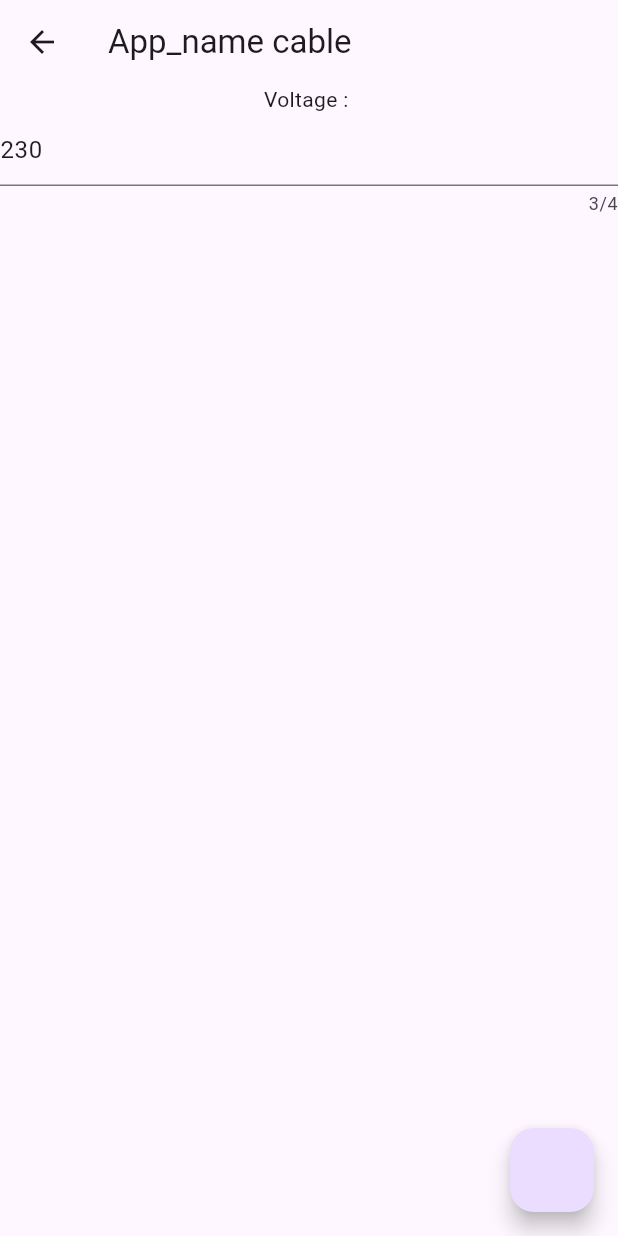
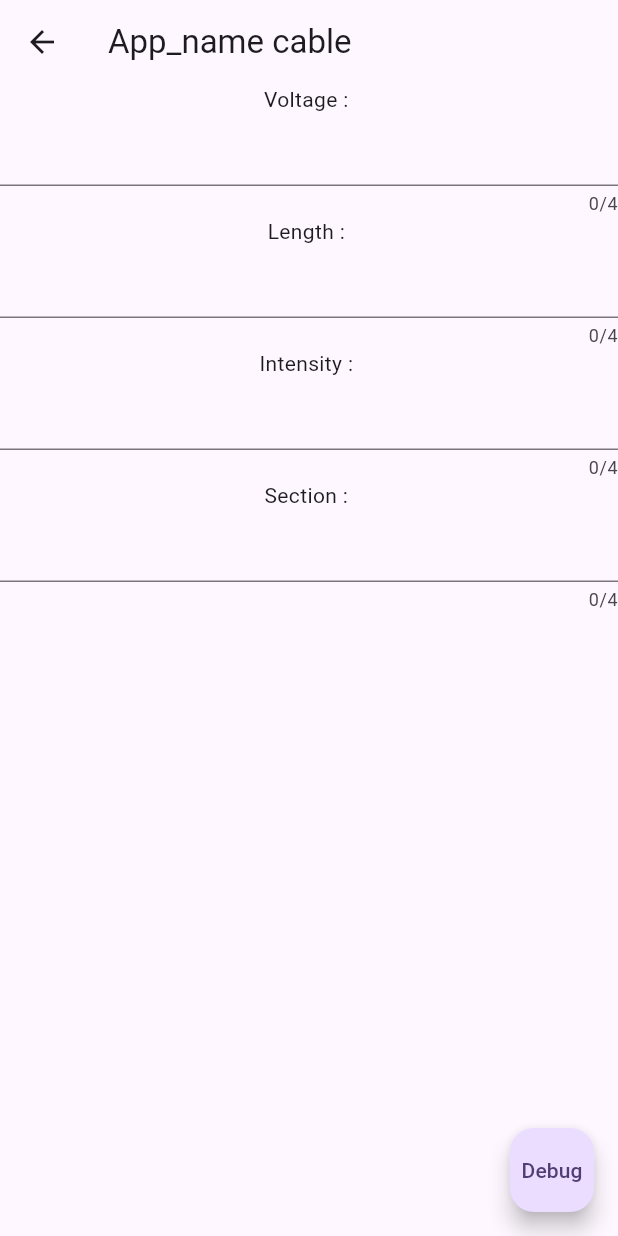
Before and after one commit to RobinAbela42/Abaque_app, a Flutter app: the screen it shows after launch, after a tap on "Section cable", on a phone screen of 412 x 824 dp. Run offline on Flutter 3.47's test engine with Material 3 defaults, Android fonts, the phone set to English and light mode, and no system bars.

Commit message:
Text input are working

```diff
--- a/lib/calculation/computeAbaque.dart
+++ b/lib/calculation/compute_abaque.dart
@@ -1,5 +1,3 @@
-import 'package:flutter/widgets.dart';
-
 double computeLength({section, intensity, voltage = 230, resistance = 0.021}) {
   return (voltage * section) / intensity * resistance;
 }
--- a/lib/main.dart
+++ b/lib/main.dart
@@ -1,7 +1,6 @@
-import 'dart:ffi';
-
-import 'package:abaque_app/ui/abaque/cableHomePage.dart';
+import 'package:abaque_app/ui/abaque/cable_home_page.dart';
 import 'package:flutter/material.dart';
+import 'package:provider/provider.dart';
 
 void main() {
   runApp(const MyApp());
@@ -13,14 +12,40 @@ class MyApp extends StatelessWidget {
   // This widget is the root of your application.
   @override
   Widget build(BuildContext context) {
-    return MaterialApp(
-      title: 'App_name',
-      theme: ThemeData(
-        colorScheme: ColorScheme.fromSeed(seedColor: Colors.deepPurple),
+    return ChangeNotifierProvider(
+      create: (context) => MyAppState(),
+      child: MaterialApp(
+        title: 'App_name',
+        theme: ThemeData(
+          colorScheme: ColorScheme.fromSeed(seedColor: Colors.deepPurple),
+        ),
+        home: const HomePage(title: 'App_name Home PAGE'),
       ),
-      home: const HomePage(title: 'App_name Home PAGE'),
     );
   }
+}
+
+class MyAppState extends ChangeNotifier {
+  // Length of the section wanted, in meters
+  num length = 0;
+  // num get length {
+  //   return _length;
+  // }
+  // String get strLength {
+  //   return _length.toString();
+  // }
+  // set length(value) {
+  //   _length = value;
+  // }
+
+  // Diameter of the section wanted, in Squares Milimeters
+  num section = 0;
+  // Electrical outlet's Voltage, in Volt
+  num voltage= 230;
+  // Intensity of the installation, in Amps
+  num intensity = 0;
+  // Used material's resistance, copper by default since it's the most used, in Ohms
+  num resistance = 0.021;
 }
 
 class HomePage extends StatefulWidget {
--- a/lib/ui/abaque/cableHomePage.dart
+++ /dev/null
@@ -1,59 +0,0 @@
-import 'dart:ffi';
-import 'package:meta/meta.dart';
-import 'package:flutter/material.dart';
-
-class CableHomePage extends StatefulWidget {
-  CableHomePage({super.key});
-
-  // Length of the section wanted, in meters
-  double length = 0;
-  // Diameter of the section wanted, in Squares Milimeters
-  double section = 0;
-  // Electrical outlet's Voltage, in Volt
-  double voltage = 230;
-  // Intensity of the installation, in Amps
-  double intensity = 0;
-  // Used material's resistance, copper by default since it's the most used, in Ohms
-  double resistance = 0.021;
-
-  @override
-  State<CableHomePage> createState() => _CableHomePageState();
-}
-
-class _CableHomePageState extends State<CableHomePage> {
-  final voltageController = TextEditingController(text: '230');
-
-  @override
-  void dispose() {
-    voltageController.dispose();
-    super.dispose();
-  }
-
-  @override
-  Widget build(BuildContext context) {
-    return Scaffold(
-      appBar: AppBar(title: const Text('App_name cable')),
-      body: Column(
-        children: [
-          Text('Voltage : '),
-          TextField(
-            keyboardType: TextInputType.number,
-            maxLength: 4,
-            controller: voltageController,
-            onSubmitted: (value) => widget.voltage = value as double,
-          ),
-        ],
-      ),
-      floatingActionButton: FloatingActionButton(
-        onPressed: () {
-          showDialog(
-            context: context,
-            builder: (context) {
-              return AlertDialog(content: Text(widget.voltage as String));
-            },
-          );
-        },
-      ),
-    );
-  }
-}
--- /dev/null
+++ b/lib/ui/abaque/cable_home_page.dart
@@ -0,0 +1,111 @@
+import 'package:abaque_app/main.dart';
+import 'package:flutter/material.dart';
+import 'package:provider/provider.dart';
+
+class CableHomePage extends StatefulWidget {
+  const CableHomePage({super.key});
+
+  @override
+  State<CableHomePage> createState() => _CableHomePageState();
+}
+
+class _CableHomePageState extends State<CableHomePage> {
+  final voltageController = TextEditingController();
+  final lengthController = TextEditingController();
+  final intensityController = TextEditingController();
+  final sectionController = TextEditingController();
+
+  @override
+  void dispose() {
+    voltageController.dispose();
+    super.dispose();
+  }
+
+  num stringToNum({str}) {
+    num res = 0;
+    try {
+      res = num.parse(str);
+    } on Exception catch (_) {
+      showDialog(
+        context: context,
+        builder: (context) {
+          return AlertDialog(
+            title: Text('Doit contenir des chiffres uniquement.'),
+          );
+        },
+      );
+    }
+    return res;
+  }
+
+  @override
+  Widget build(BuildContext context) {
+    var appState = context.watch<MyAppState>();
+
+    return Scaffold(
+      appBar: AppBar(title: const Text('App_name cable')),
+      body: Column(
+        children: [
+          Text('Voltage : '),
+          TextField(
+            keyboardType: TextInputType.number,
+            maxLength: 4,
+            controller: voltageController,
+
+            onSubmitted: (value) {
+              appState.voltage = stringToNum(str: value);
+            },
+          ),
+          Text('Length : '),
+          TextField(
+            keyboardType: TextInputType.number,
+            maxLength: 4,
+            controller: lengthController,
+
+            onSubmitted: (value) {
+              appState.length = stringToNum(str: value);
+            },
+          ),
+          Text('Intensity : '),
+          TextField(
+            keyboardType: TextInputType.number,
+            maxLength: 4,
+            controller: intensityController,
+
+            onSubmitted: (value) {
+              appState.intensity = stringToNum(str: value);
+            },
+          ),
+          Text('Section : '),
+          TextField(
+            keyboardType: TextInputType.number,
+            maxLength: 4,
+            controller: sectionController,
+
+            onSubmitted: (value) {
+              appState.section = stringToNum(str: value);
+            },
+          ),
+        ],
+      ),
+      floatingActionButton: FloatingActionButton(
+        child: Text('Debug'),
+        onPressed: () {
+          showDialog(
+            context: context,
+            builder: (context) {
+              return AlertDialog(
+                content: Text(
+                  '\nvoltage : ${appState.voltage.toString()}'
+                  '\nlength : ${appState.length.toString()}'
+                  '\nsection : ${appState.section.toString()}'
+                  '\nintensity : ${appState.intensity.toString()}',
+                ),
+              );
+            },
+          );
+        },
+      ),
+    );
+  }
+}
--- a/pubspec.yaml
+++ b/pubspec.yaml
@@ -34,6 +34,7 @@ dependencies:
   # The following adds the Cupertino Icons font to your application.
   # Use with the CupertinoIcons class for iOS style icons.
   cupertino_icons: ^1.0.8
+  provider: ^6.1.4
 
 dev_dependencies:
   flutter_test:
```
Also changed, not shown: pubspec.lock.
